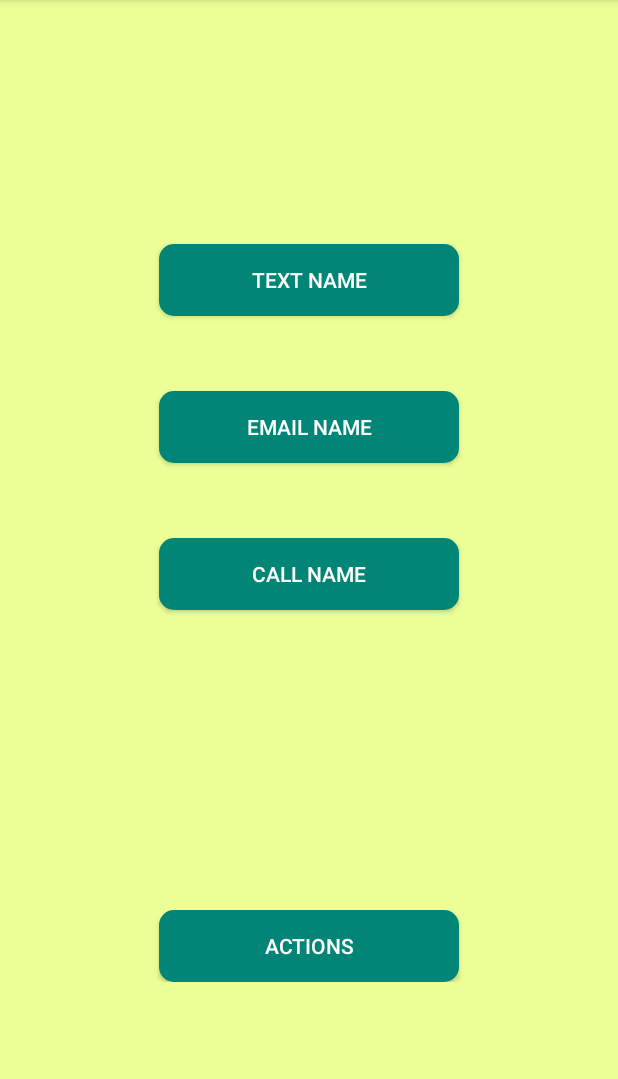
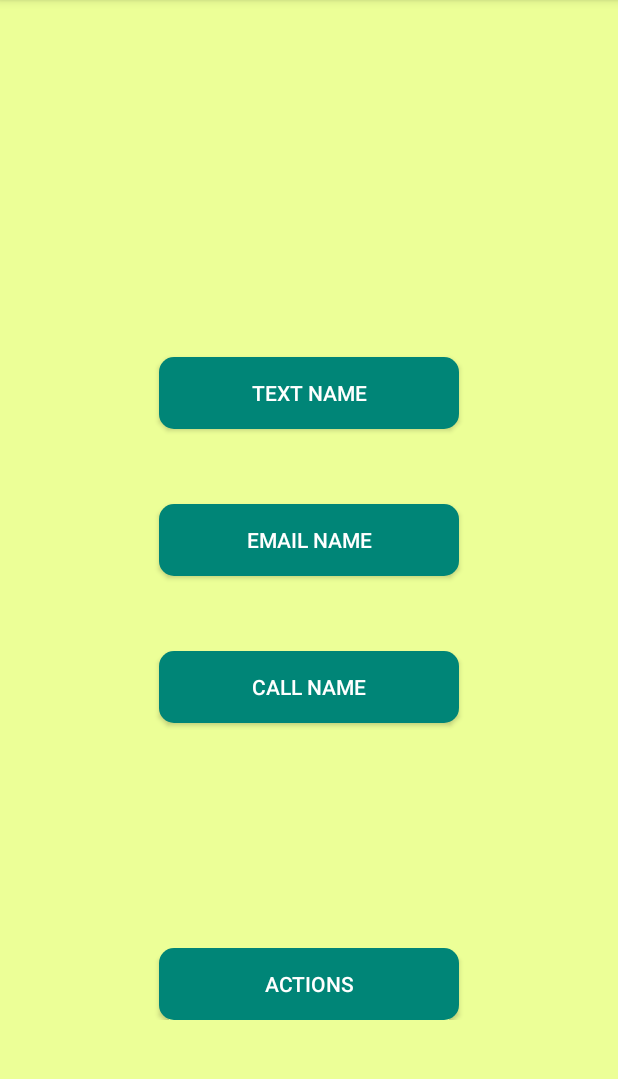
Before and after one commit to davidhmobley/ContactDavid3, an Android app: the screen it shows after launch (MainActivity), on a phone screen of 412 x 824 dp, the part 84-1163 px from its top. Run offline under Robolectric (Android 15) with nearby library versions, the phone set to English and light mode, and no system bars.

Commit message:
scrollview on main activity (for landscape)

```diff
--- a/app/src/main/res/layout/content_main.xml
+++ b/app/src/main/res/layout/content_main.xml
@@ -10,7 +10,9 @@
 
     <ScrollView
         android:layout_width="match_parent"
-        android:layout_height="match_parent">
+        android:layout_height="match_parent"
+        tools:layout_editor_absoluteX="16dp"
+        tools:layout_editor_absoluteY="0dp">
 
         <LinearLayout
             android:layout_width="match_parent"
@@ -24,7 +26,7 @@
                 android:id="@+id/textButton"
                 android:layout_width="wrap_content"
                 android:layout_height="wrap_content"
-                android:layout_marginTop="50dp"
+                android:layout_marginTop="150dp"
                 android:width="200dp"
                 android:background="@drawable/text_button_selector"
                 android:paddingLeft="10dp"
@@ -60,7 +62,7 @@
                 android:id="@+id/actionsButton"
                 android:layout_width="wrap_content"
                 android:layout_height="wrap_content"
-                android:layout_marginTop="200dp"
+                android:layout_marginTop="150dp"
                 android:width="200dp"
                 android:background="@drawable/text_button_selector"
                 android:paddingLeft="10dp"
```
